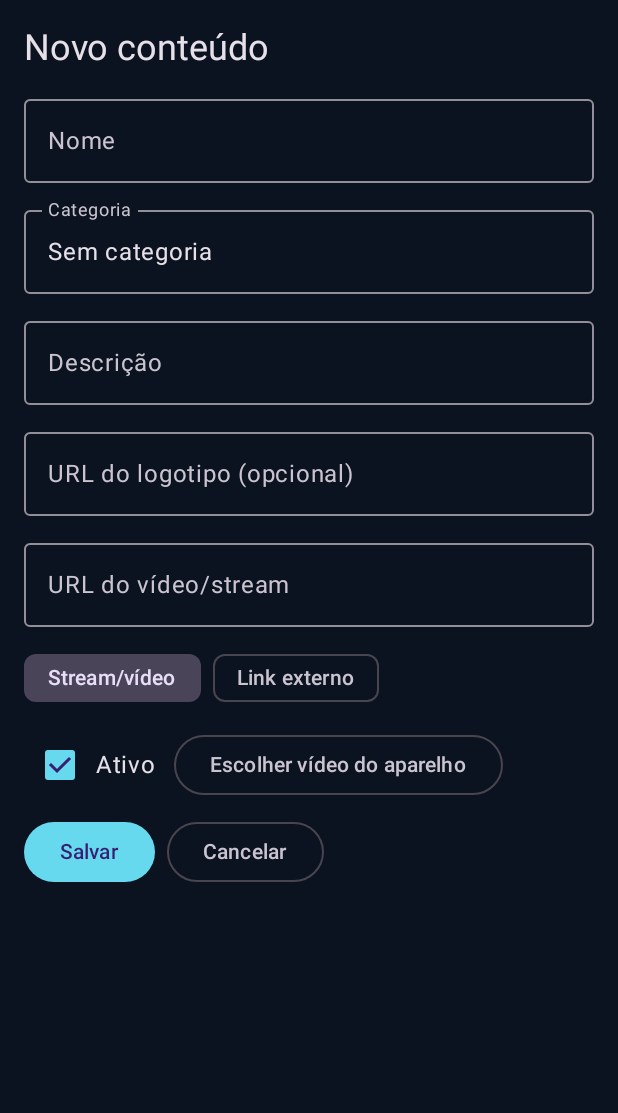
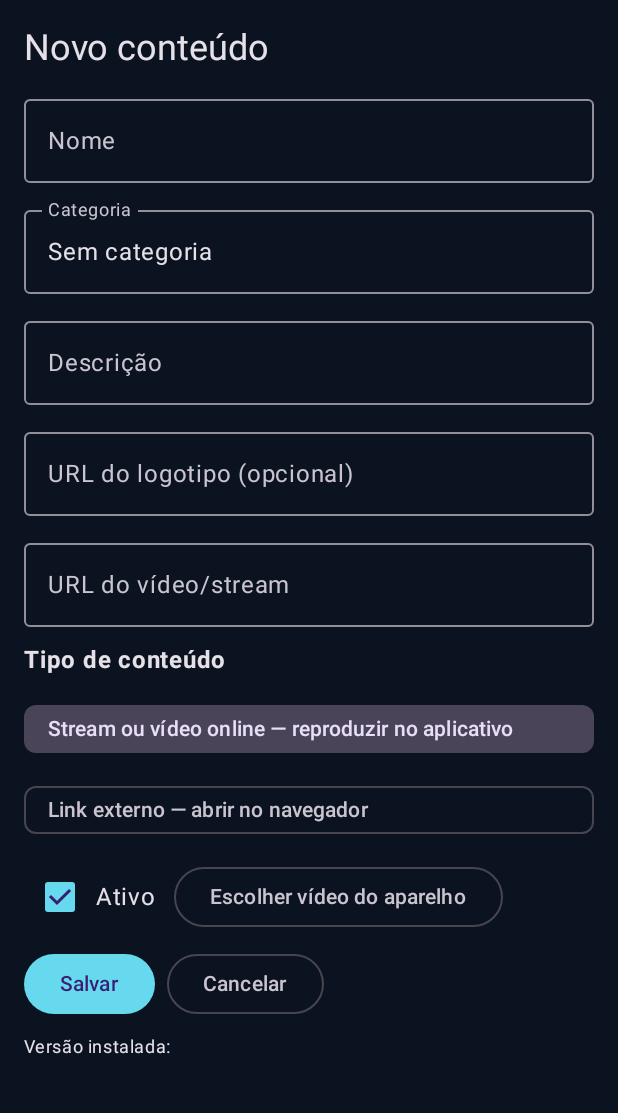
Before and after one commit to andrejvines-commits/iptv-caseiro, an Android app built with Jetpack Compose: the screen it shows after launch (MainActivity), after a tap on "Novo", on a phone screen of 412 x 824 dp, the part 96-1209 px from its top. Run offline under Robolectric (Android 15) with nearby library versions, the light colour scheme and no system bars; our stand-ins replace Room's generated code; 3 other taps on this screen came first.

Commit message:
Make external link option prominent

```diff
--- a/android/app/src/main/java/br/com/iptvcaseiro/MainActivity.kt
+++ b/android/app/src/main/java/br/com/iptvcaseiro/MainActivity.kt
@@ -404,10 +404,28 @@ class MainActivity : ComponentActivity() {
                 keyboardOptions = KeyboardOptions(keyboardType = KeyboardType.Uri),
             )
             if (isSensitive(source)) TextButton(onClick = { reveal = !reveal }) { Text(if (reveal) "Ocultar credenciais" else "Mostrar para editar") }
-            Row(horizontalArrangement = Arrangement.spacedBy(8.dp)) {
-                FilterChip(selected = sourceType == "STREAM", onClick = { sourceType = "STREAM" }, label = { Text("Stream/vídeo") })
-                FilterChip(selected = sourceType == "EXTERNAL", onClick = { sourceType = "EXTERNAL" }, label = { Text("Link externo") })
-                if (sourceType == "LOCAL") FilterChip(selected = true, onClick = {}, label = { Text("Vídeo local") })
+            Text("Tipo de conteúdo", fontWeight = FontWeight.Bold)
+            Column(verticalArrangement = Arrangement.spacedBy(6.dp)) {
+                FilterChip(
+                    selected = sourceType == "STREAM",
+                    onClick = { sourceType = "STREAM" },
+                    label = { Text("Stream ou vídeo online — reproduzir no aplicativo") },
+                    modifier = Modifier.fillMaxWidth(),
+                )
+                FilterChip(
+                    selected = sourceType == "EXTERNAL",
+                    onClick = { sourceType = "EXTERNAL" },
+                    label = { Text("Link externo — abrir no navegador") },
+                    modifier = Modifier.fillMaxWidth(),
+                )
+                if (sourceType == "LOCAL") {
+                    FilterChip(
+                        selected = true,
+                        onClick = {},
+                        label = { Text("Vídeo local — arquivo do aparelho") },
+                        modifier = Modifier.fillMaxWidth(),
+                    )
+                }
             }
             Row(verticalAlignment = Alignment.CenterVertically) {
                 Checkbox(active, { active = it })
@@ -429,6 +447,7 @@ class MainActivity : ComponentActivity() {
                 }) { Text("Salvar") }
                 OutlinedButton(onClick = { screenState.value = Screen.MANAGE }) { Text("Cancelar") }
             }
+            Text("Versão instalada: ${BuildConfig.VERSION_NAME}", style = MaterialTheme.typography.bodySmall)
             Spacer(Modifier.height(24.dp))
         }
     }
```
